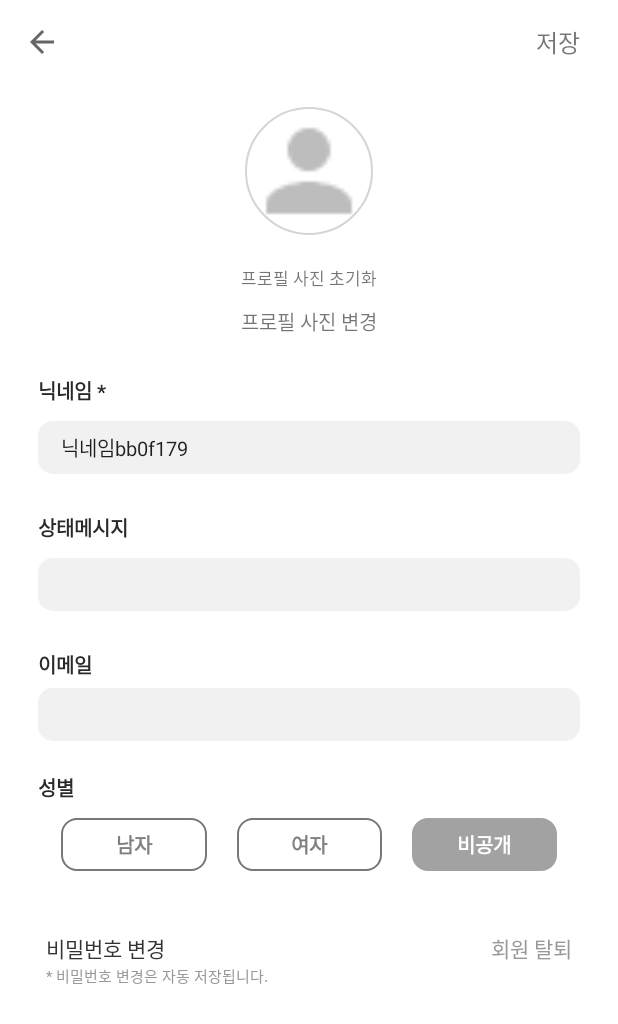
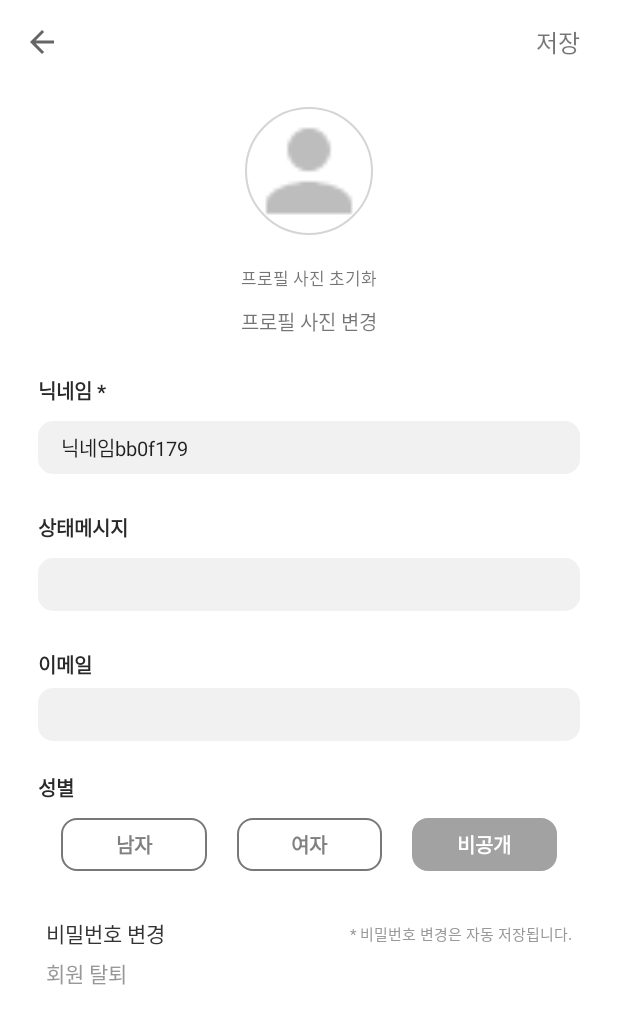
Before and after one commit to wndudwkd003/StarVoca, an Android app: the EditUserInfoActivity screen opened directly, with no data from a screen before it, on a phone screen of 412 x 824 dp. Shown: the top 1024 px of the screen. Run offline under Robolectric (Android 15) with nearby library versions, the phone set to English and light mode, and no system bars; our stand-ins replace CircleImageView, Firebase (no records; nobody signed in at launch, a user with empty details on screens opened directly).

Commit message:
코틀린 마이그레이션

```diff
--- a/app/build.gradle
+++ b/app/build.gradle
@@ -1,15 +1,16 @@
 plugins {
     id 'com.android.application'
     id 'com.google.gms.google-services'
+    id 'org.jetbrains.kotlin.android'
 }
 
 android {
-    compileSdk 32
+    compileSdk 33
 
     defaultConfig {
         applicationId "com.zynar.starvoca"
         minSdk 23
-        targetSdk 32
+        targetSdk 33
         versionCode 1
         versionName "1.0"
 
@@ -42,6 +43,7 @@ dependencies {
     implementation 'com.google.firebase:firebase-auth:21.0.8'
     implementation 'com.google.firebase:firebase-database:20.0.6'
     implementation 'com.google.firebase:firebase-storage:20.0.2'
+    implementation 'androidx.core:core-ktx:1.9.0'
     annotationProcessor 'com.github.bumptech.glide:compiler:4.13.2'
     implementation 'androidx.appcompat:appcompat:1.5.1'
     implementation 'com.google.android.material:material:1.6.1'
--- a/app/src/main/java/com/zynar/starvoca/MainActivity.java
+++ b/app/src/main/java/com/zynar/starvoca/MainActivity.java
@@ -142,7 +142,6 @@ public class MainActivity extends AppCompatActivity {
 
 
 
-    @RequiresApi(api = Build.VERSION_CODES.O)
     private String setUserAccount() {
         /* 로그인 타입을 Intent를 통해서 받아옴 */
         String loginType = getIntent().getStringExtra("loginType");
--- a/app/src/main/res/layout/activity_edit_user_info.xml
+++ b/app/src/main/res/layout/activity_edit_user_info.xml
@@ -205,35 +205,36 @@
 
         <androidx.constraintlayout.widget.ConstraintLayout
             android:padding="5dp"
-            android:layout_marginTop="25dp"
+            android:layout_marginTop="10dp"
             android:layout_width="match_parent"
             android:layout_height="wrap_content">
 
             <TextView
-                app:layout_constraintTop_toTopOf="parent"
-                app:layout_constraintStart_toStartOf="parent"
+                android:layout_marginTop="5dp"
                 android:id="@+id/tv_change_pw"
                 android:layout_width="wrap_content"
                 android:layout_height="wrap_content"
                 android:fontFamily="@font/monoplex_medium"
+                android:text="비밀번호 변경"
                 android:textColor="#333333"
-
-                android:text="비밀번호 변경"/>
+                app:layout_constraintStart_toStartOf="parent"
+                app:layout_constraintTop_toTopOf="parent"/>
 
             <TextView
-                app:layout_constraintTop_toTopOf="parent"
-                app:layout_constraintEnd_toEndOf="parent"
+                app:layout_constraintTop_toBottomOf="@id/tv_change_pw"
+                app:layout_constraintStart_toStartOf="parent"
                 android:id="@+id/tv_user_delete"
+                android:layout_marginTop="5dp"
                 android:layout_width="wrap_content"
                 android:layout_height="wrap_content"
-
                 android:fontFamily="@font/monoplex_medium"
                 android:textColor="@color/gray"
                 android:text="회원 탈퇴"/>
 
             <TextView
-                app:layout_constraintTop_toBottomOf="@id/tv_change_pw"
-                app:layout_constraintStart_toStartOf="parent"
+                app:layout_constraintTop_toTopOf="@id/tv_change_pw"
+                app:layout_constraintBottom_toBottomOf="@id/tv_change_pw"
+                app:layout_constraintEnd_toEndOf="parent"
                 android:id="@+id/tv_info"
                 android:textSize="10sp"
                 android:fontFamily="@font/monoplex_medium"
```
Also changed, not shown: build.gradle (+7 -0 lines).
